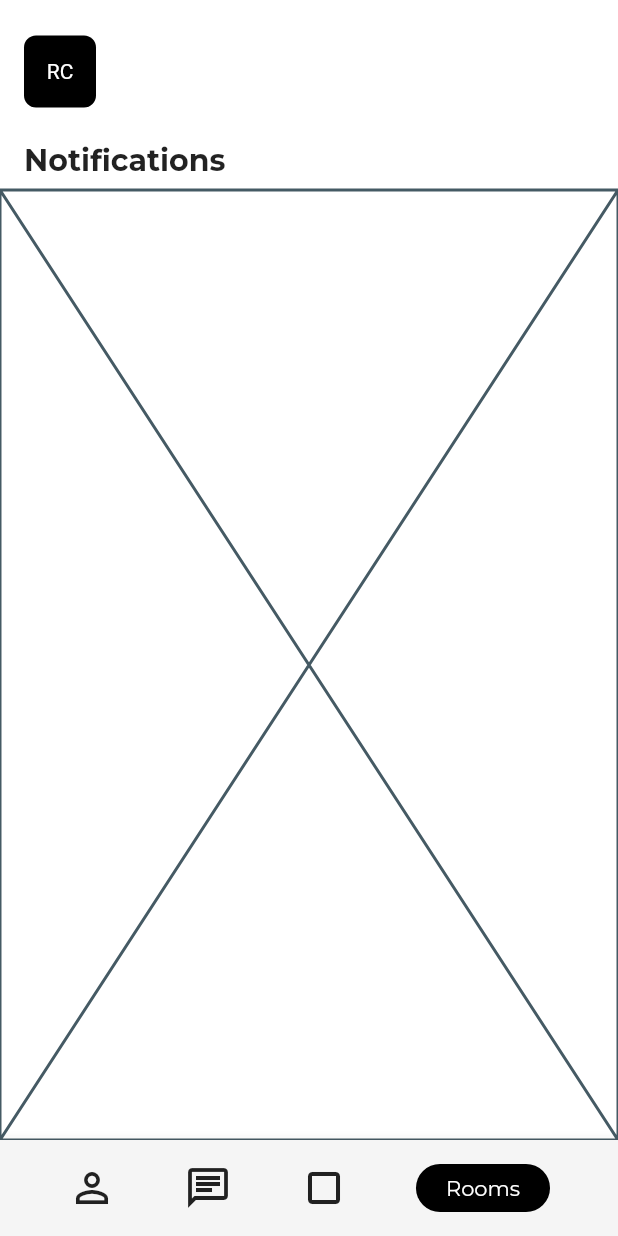
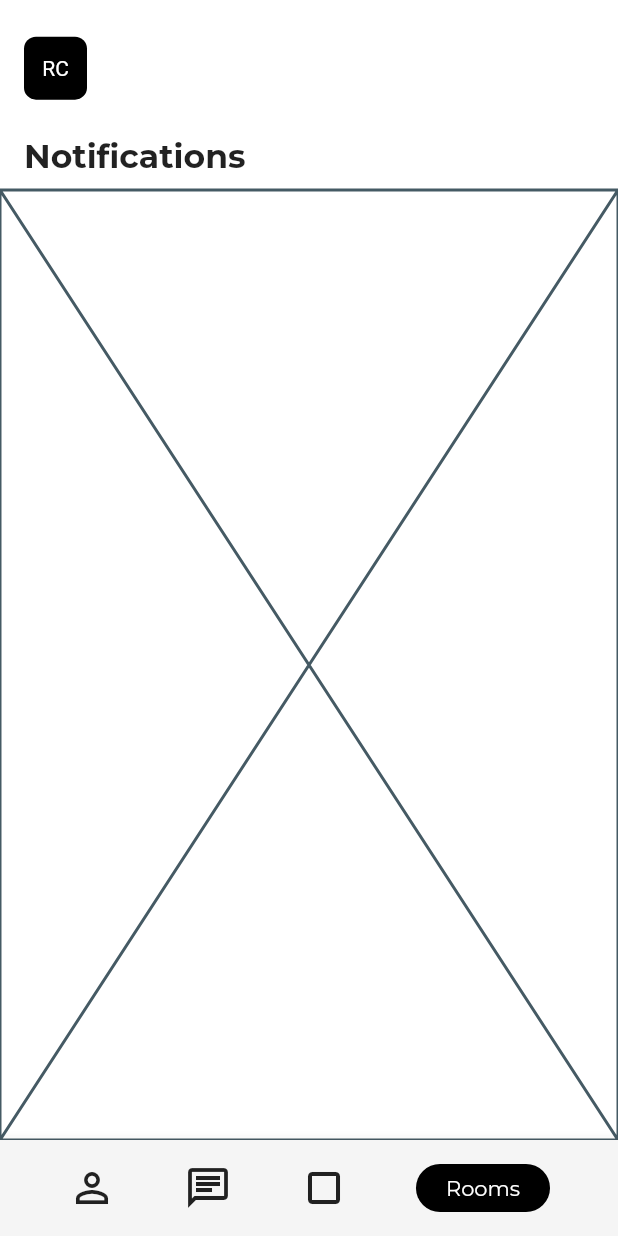
Before and after one commit to JAICHANGPARK/flutter_notebook_8th_story, a Flutter app: the SocialHomePage screen opened by its route, on a phone screen of 412 x 824 dp. Run offline on Flutter 3.47's test engine with Material 2 defaults, Android fonts, the phone set to English and light mode, and no system bars; our stand-ins replace badges, flutter_hooks, google_fonts, hooks_riverpod, state_notifier.

Commit message:
Update social_home_page.dart

```diff
--- a/lib/ep588_social_app/social_home_page.dart
+++ b/lib/ep588_social_app/social_home_page.dart
@@ -25,8 +25,8 @@ class _SocialHomePageState extends State<SocialHomePage> {
                       Row(
                         children: [
                           Container(
-                            height: 48,
-                            width: 48,
+                            height: 42,
+                            width: 42,
                             decoration: BoxDecoration(
                               color: Colors.black,
                               borderRadius: BorderRadius.circular(8),
@@ -44,7 +44,7 @@ class _SocialHomePageState extends State<SocialHomePage> {
                       Text(
                         "Notifications",
                         style: GoogleFonts.montserrat(fontWeight: FontWeight.bold,
-                        fontSize: 20),
+                        fontSize: 22),
                       )
                     ],
                   ),
```
